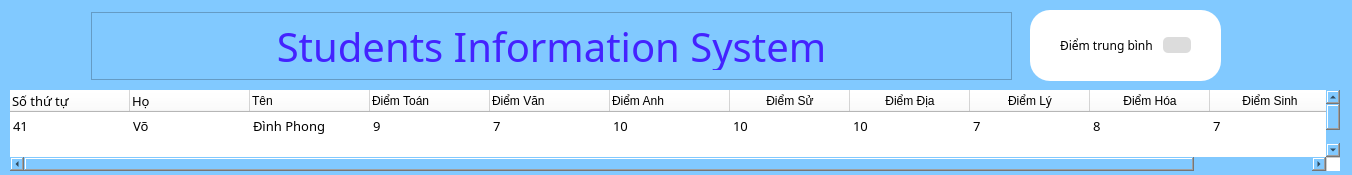
The window that TL-C4K-PTA02/Cuoi_Khoa_Python/main-st.ui (DinhPhongNe/Python-course) describes before a commit, drawn with Qt 5.
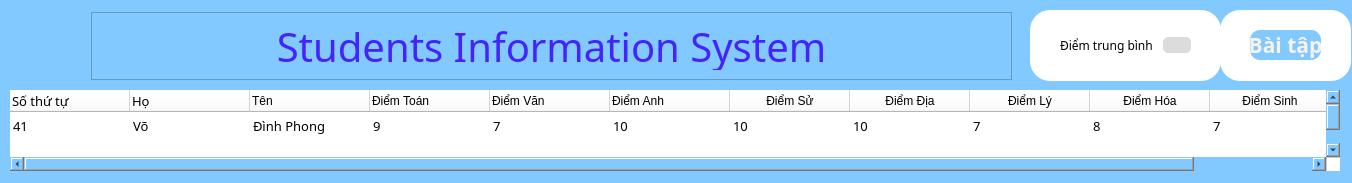
The same window after the commit.

What changed in the file:
```diff
--- a/TL-C4K-PTA02/Cuoi_Khoa_Python/main-st.ui
+++ b/TL-C4K-PTA02/Cuoi_Khoa_Python/main-st.ui
@@ -7,7 +7,7 @@
     <x>0</x>
     <y>0</y>
     <width>1352</width>
-    <height>175</height>
+    <height>183</height>
    </rect>
   </property>
   <property name="windowTitle">
@@ -500,6 +500,71 @@
      </property>
     </item>
    </widget>
+   <widget class="QFrame" name="info_frame_6">
+    <property name="geometry">
+     <rect>
+      <x>1220</x>
+      <y>10</y>
+      <width>131</width>
+      <height>71</height>
+     </rect>
+    </property>
+    <property name="styleSheet">
+     <string notr="true">background-color: rgb(255,255,255);
+border-radius: 20px;</string>
+    </property>
+    <property name="frameShape">
+     <enum>QFrame::StyledPanel</enum>
+    </property>
+    <property name="frameShadow">
+     <enum>QFrame::Raised</enum>
+    </property>
+    <layout class="QGridLayout" name="gridLayout_29">
+     <property name="leftMargin">
+      <number>30</number>
+     </property>
+     <property name="topMargin">
+      <number>20</number>
+     </property>
+     <property name="rightMargin">
+      <number>30</number>
+     </property>
+     <property name="bottomMargin">
+      <number>20</number>
+     </property>
+     <property name="horizontalSpacing">
+      <number>20</number>
+     </property>
+     <property name="verticalSpacing">
+      <number>10</number>
+     </property>
+     <item row="0" column="0">
+      <widget class="QPushButton" name="loginButton">
+       <property name="font">
+        <font>
+         <family>Bahnschrift</family>
+         <pointsize>16</pointsize>
+         <weight>75</weight>
+         <italic>false</italic>
+         <bold>true</bold>
+        </font>
+       </property>
+       <property name="cursor">
+        <cursorShape>PointingHandCursor</cursorShape>
+       </property>
+       <property name="styleSheet">
+        <string notr="true">border-radius: 10px;
+font: 600 16pt &quot;Bahnschrift&quot;;
+background-color:rgb(129, 201, 255);
+color: #F8F2EC;</string>
+       </property>
+       <property name="text">
+        <string>Bài tập</string>
+       </property>
+      </widget>
+     </item>
+    </layout>
+   </widget>
   </widget>
  </widget>
  <resources/>
```
Left out of the diff: 5 changed lines with no effect on the pictures.
